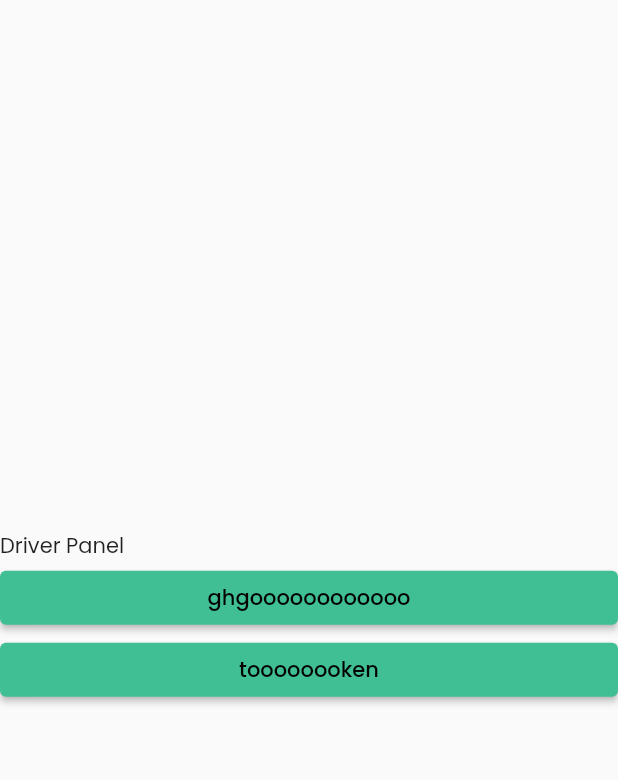
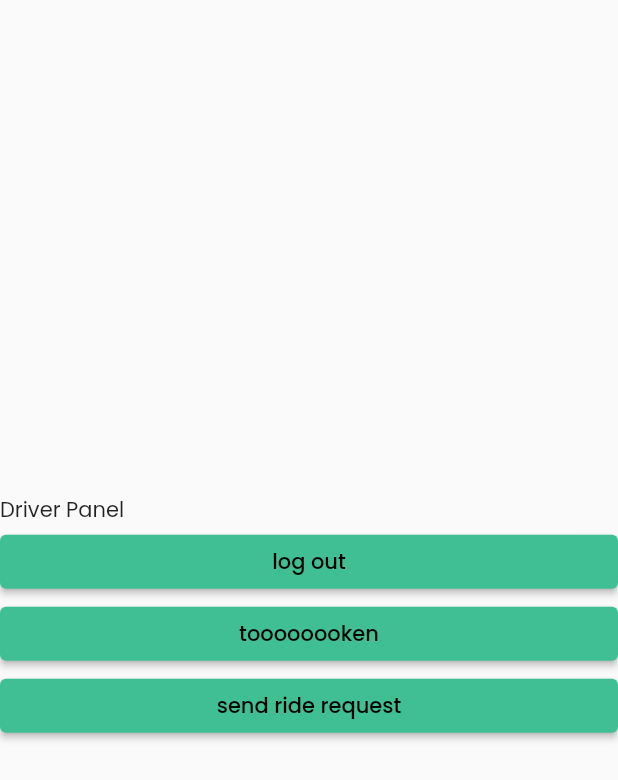
Before and after one commit to abd529/in_driver_app, a Flutter app: the DriverHome screen opened directly, on a phone screen of 412 x 824 dp. Shown: the top 780 px of the screen. Run offline on Flutter 3.47's test engine with Material 2 defaults, Android fonts, the phone set to English and light mode, and no system bars; our stand-ins replace animated_splash_screen, awesome_notifications, carousel_slider, cloud_firestore, firebase_auth, firebase_core and 12 more; missing offline and left inert: flutter_polyline_points; accounts and stored records are empty.

Commit message:
updated code

```diff
--- a/lib/driver panel/driver_home.dart
+++ b/lib/driver panel/driver_home.dart
@@ -1,8 +1,15 @@
+import 'dart:convert';
+
+import 'package:awesome_notifications/awesome_notifications.dart';
 import 'package:firebase_auth/firebase_auth.dart';
 import 'package:flutter/material.dart';
 import 'package:in_driver_app/auth/auth_home.dart';
 import 'package:firebase_messaging/firebase_messaging.dart';
 import 'package:flutter_local_notifications/flutter_local_notifications.dart';
+import 'package:http/http.dart' as http;
+
+import '../main.dart';
+
 
 class DriverHome extends StatefulWidget {
   const DriverHome({super.key});
@@ -28,6 +35,38 @@ class _DriverHomeState extends State<DriverHome> {
    print("permission okkkkkkkkkkkkkkkkkkkkkkkkkkkkkkkkkkkkkkkkkkkkkkkkkkkkkkkkkkkk");
   }
 
+  void sendPushMessage(String body, String title, String token) async {
+    try {
+      await http.post(
+        Uri.parse('https://fcm.googleapis.com/fcm/send'),
+        headers: <String, String>{
+          'Content-Type': 'application/json',
+          'Authorization':
+              'key=key=AAAANKVW1Kg:APA91bE2tuK90I3kgjHGnx-DWn_IiorJvAww7PwyqdwCg8_WiZWbENI7gqNZDpJCh66HbydWpPWh9OSwhDaH9C4D3iLoWhy3X-QSe-lGsQKVdehI6DDbQp7fY_hmKdwZtK2dzqAkAllj',
+        },
+        body: jsonEncode(
+          <String, dynamic>{
+            'notification': <String, dynamic>{
+              'body': body,
+              'title': title,
+              'token':token
+            },
+            'priority': 'high',
+            'data': <String, dynamic>{
+              'click_action': 'FLUTTER_NOTIFICATION_CLICK',
+              'id': '1',
+              'status': 'done'
+            },
+            "to": token,
+          },
+        ),
+      );
+      print('doneeeeeeeeeeeeeeeeeeeeeeeeeeeeeeeeeeeeeeee');
+    } catch (e) {
+      print("error push notification");
+    }
+  }
+
   @override
   void initState() {
     super.initState();
@@ -38,12 +77,12 @@ class _DriverHomeState extends State<DriverHome> {
     flutterLocalNotificationsPlugin = FlutterLocalNotificationsPlugin();
 
     // Configure the notification channels.
-    const AndroidNotificationChannel channel = AndroidNotificationChannel(
-      'news',
-      'News notifications',
-      description: 'Notifications about new news articles',
-      importance: Importance.max,
-    );
+    // const AndroidNotificationChannel channel = AndroidNotificationChannel(
+    //   'news',
+    //   'News notifications',
+    //   description: 'Notifications about new news articles',
+    //   importance: Importance.max,
+    // );
 
     // Subscribe to topic notifications.
     _messaging.subscribeToTopic('news');
@@ -53,32 +92,61 @@ class _DriverHomeState extends State<DriverHome> {
       // Handle incoming messages.
       print(message.data);
     });
+    AwesomeNotifications().initialize(
+  // set the icon to null if you want to use the default app icon
+  null,
+  [
+    NotificationChannel(
+        channelGroupKey: 'basic_channel_group',
+        channelKey: 'basic_channel',
+        channelName: 'Basic notifications',
+        channelDescription: 'Notification channel for basic tests',
+        defaultColor: const Color(0xFF9D50DD),
+        ledColor: Colors.white)
+  ],
+  channelGroups: [
+    NotificationChannelGroup(
+        channelGroupKey: 'basic_channel_group',
+        channelGroupName: 'Basic group')
+  ],
+  debug: true
+);
+  // AwesomeNotifications().setListeners(onActionReceivedMethod:(receivedAction) async{
+  //     //return NotificationController.onActionReceivedMethod(receivedAction, context, userEM);
+  //   print("listened");
 
-    FirebaseMessaging.onBackgroundMessage((RemoteMessage message) async{
-      // Handle incoming messages in the background.
-      print(message.data);
-    });
-    flutterLocalNotificationsPlugin
-      .initialize(
-        InitializationSettings(
-          android: AndroidInitializationSettings(channel.id),
-        ),
-      )
-      .then((_) {
-        // Configure the notification settings.
-        FirebaseMessaging.onMessageOpenedApp.listen((notification) {
-            // Handle notification tapped.
-            print(notification.messageId);
-            print(notification.data);
-           // flutterLocalNotificationsPlugin.show(int.parse(notification.messageId as String), notification.category, notification.senderId, NotificationDetails());
-          });
-      });
+  //   });
+
+    // FirebaseMessaging.onBackgroundMessage((RemoteMessage message) async{
+    //   // Handle incoming messages in the background.
+    //   print(message.data);
+    // });
+    // flutterLocalNotificationsPlugin
+    //   .initialize(
+    //     InitializationSettings(
+    //       android: AndroidInitializationSettings(channel.id),
+    //     ),
+    //   )
+    //   .then((_) {
+    //     // Configure the notification settings.
+    //     FirebaseMessaging.onMessageOpenedApp.listen((notification) {
+    //         // Handle notification tapped.
+    //         print(notification.messageId);
+    //         print(notification.data);
+    //        // flutterLocalNotificationsPlugin.show(int.parse(notification.messageId as String), notification.category, notification.senderId, NotificationDetails());
+    //       });
+    //   });
 
 
   }
 
   @override
   Widget build(BuildContext context) {
+    WidgetsBinding.instance
+          .addPostFrameCallback((_) =>
+          FirebaseMessaging.onMessage.listen((RemoteMessage message) {
+          myBackgroundMessageHandler(message);
+          }));
     return Scaffold(
       body: Column(
         mainAxisAlignment: MainAxisAlignment.center,
@@ -89,13 +157,16 @@ class _DriverHomeState extends State<DriverHome> {
                  FirebaseAuth.instance.signOut();
                  Navigator.pushAndRemoveUntil(context,MaterialPageRoute(builder: (ctx) => AuthHome()),
                                 (Route<dynamic> route) => false);
-      }, child: const Text("ghgoooooooooooo")),
+      }, child: const Text("log out")),
       ElevatedButton(onPressed: (){
-      requestPermission();
+      //requestPermission();
       FirebaseMessaging.instance.getToken().then((token) {
       print('Device FCM token: $token');
     });
-      }, child: const Text("toooooooken"))
+      }, child: const Text("toooooooken")),
+      ElevatedButton(onPressed: (){
+        sendPushMessage("This is body","title","eWEE_ZnFTz6IRzjN3fgjI7:APA91bEDZsvdC-0ldxBvzAJy5s0dfxBO4GsMN2ZqmEKiIlKIOC4nTw3Vgy4fm2TxKicNItDjLtptmSUTSIQXbBIkIpWwYZkBrakjgm9yUjjluGZLV7ApXm-Xd20CXkoW-X2frl16v0gz");
+      }, child: const Text("send ride request"))
 
       ]),
     );
--- a/lib/main.dart
+++ b/lib/main.dart
@@ -27,6 +27,8 @@ import 'package:firebase_core/firebase_core.dart';
 import 'package:provider/provider.dart';
 
 Future<void> myBackgroundMessageHandler(RemoteMessage event) async {
+
+  print("activeeeeeeee");
   Map message = event.toMap();
   print('backgroundMessage: message => ${message.toString()}');
   var notification = message['notification'];
@@ -50,7 +52,7 @@ void main() async {
   await Firebase.initializeApp(
     options: DefaultFirebaseOptions.currentPlatform,
   );
-  //FirebaseMessaging.
+  FirebaseMessaging.onBackgroundMessage(myBackgroundMessageHandler);
   runApp(const MyApp());
 }
 
--- a/pubspec.yaml
+++ b/pubspec.yaml
@@ -54,6 +54,7 @@ dependencies:
   firebase_messaging: ^14.6.2
   flutter_local_notifications: ^14.1.0
   awesome_notifications: ^0.7.4+1
+  http: ^0.13.6
 
 
 dev_dependencies:
@@ -70,7 +71,6 @@ dev_dependencies:
   firebase_database: ^10.2.0
   google_maps_flutter: ^2.2.6
   provider: ^6.0.5
-  http: ^0.13.6
   flutter_rating_bar: ^4.0.1
   contacts_service: ^0.6.3
 
```
Also changed, not shown: pubspec.lock, 1 other file.
